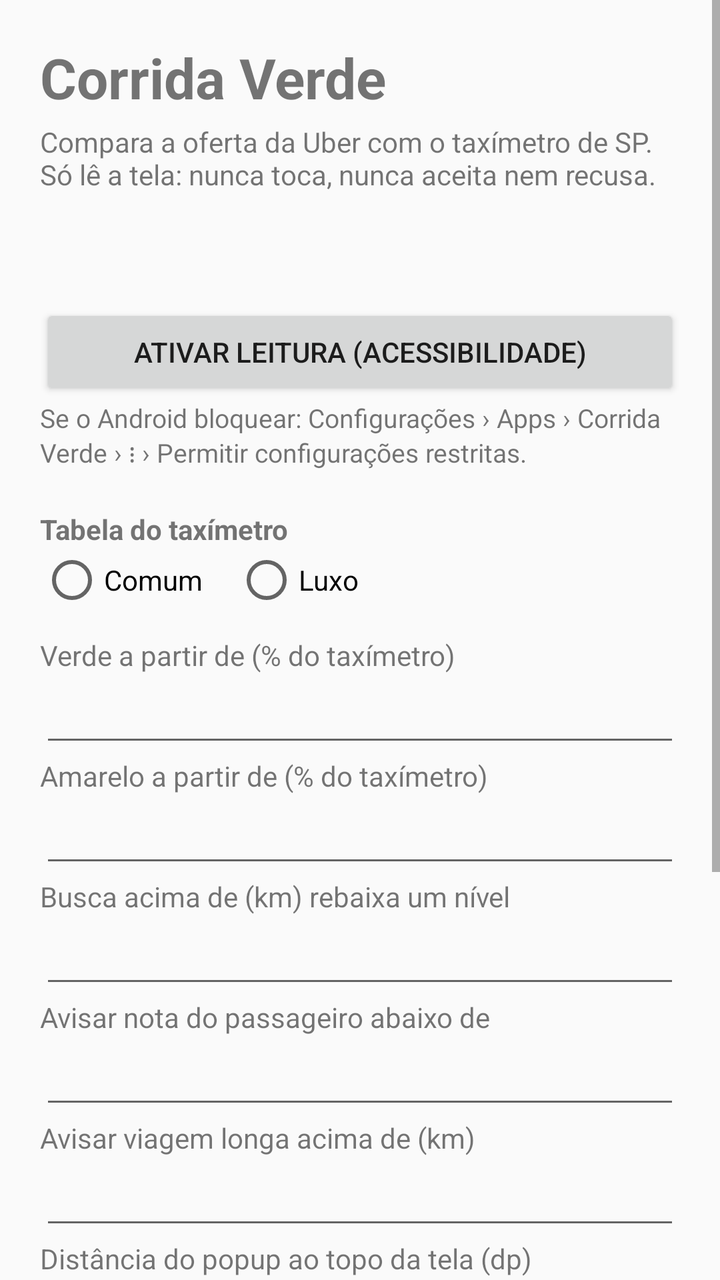
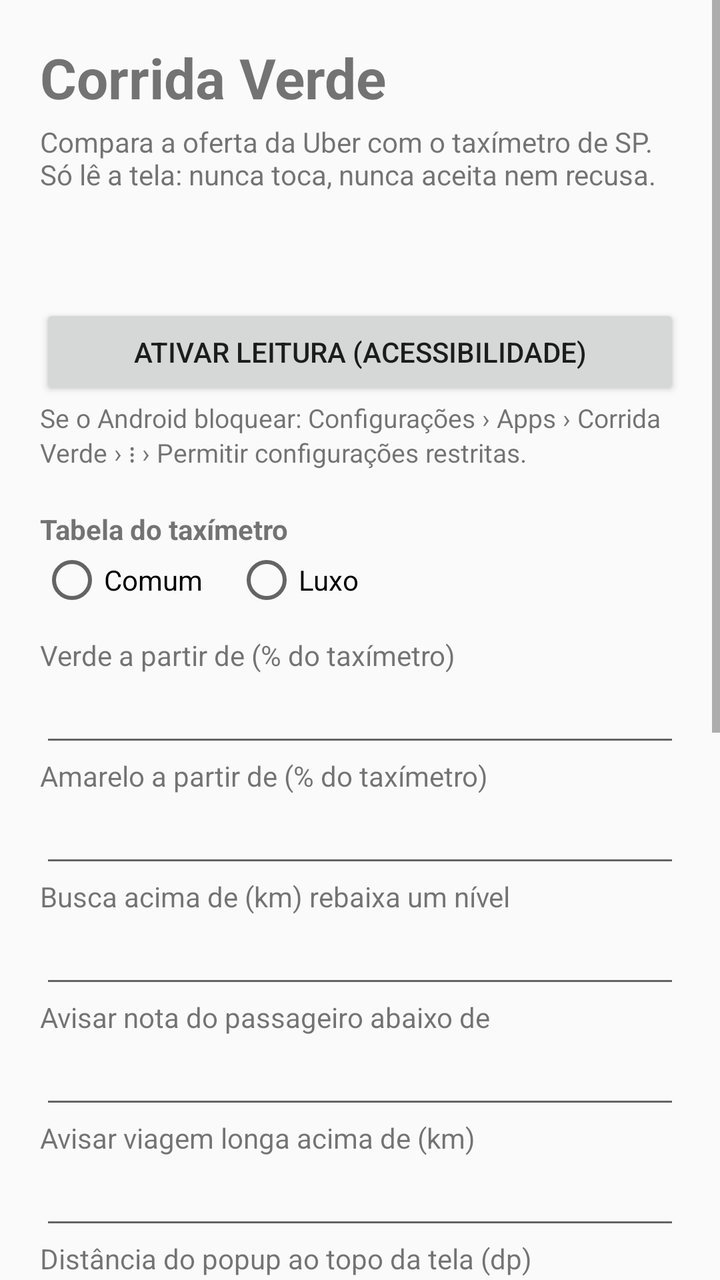

An Android layout rendered at two revisions. The XML below is the earlier revision; the diff shows what the commit changed to produce the second picture.
<!-- AndroidManifest.xml: application theme android:Theme.Material.Light -->
<!-- res/layout/activity_main.xml -->
<?xml version="1.0" encoding="utf-8"?>
<ScrollView xmlns:android="http://schemas.android.com/apk/res/android"
    android:layout_width="match_parent"
    android:layout_height="match_parent"
    android:fitsSystemWindows="true">

    <LinearLayout
        android:layout_width="match_parent"
        android:layout_height="wrap_content"
        android:orientation="vertical"
        android:padding="20dp">

        <TextView
            android:layout_width="wrap_content"
            android:layout_height="wrap_content"
            android:text="Corrida Verde"
            android:textSize="28sp"
            android:textStyle="bold" />

        <TextView
            android:layout_width="wrap_content"
            android:layout_height="wrap_content"
            android:layout_marginTop="4dp"
            android:text="Compara a oferta da Uber com o taxímetro de SP. Só lê a tela: nunca toca, nunca aceita nem recusa." />

        <TextView
            android:id="@+id/status"
            android:layout_width="wrap_content"
            android:layout_height="wrap_content"
            android:layout_marginTop="16dp"
            android:textSize="16sp"
            android:textStyle="bold" />

        <TextView
            android:id="@+id/versao"
            android:layout_width="wrap_content"
            android:layout_height="wrap_content"
            android:textSize="13sp" />

        <Button
            android:id="@+id/ativar"
            android:layout_width="match_parent"
            android:layout_height="wrap_content"
            android:text="Ativar leitura (Acessibilidade)" />

        <TextView
            android:layout_width="wrap_content"
            android:layout_height="wrap_content"
            android:text="Se o Android bloquear: Configurações › Apps › Corrida Verde › ⋮ › Permitir configurações restritas."
            android:textSize="13sp" />

        <TextView
            android:layout_width="wrap_content"
            android:layout_height="wrap_content"
            android:layout_marginTop="20dp"
            android:text="Tabela do taxímetro"
            android:textStyle="bold" />

        <RadioGroup
            android:layout_width="wrap_content"
            android:layout_height="wrap_content"
            android:orientation="horizontal">

            <RadioButton
                android:id="@+id/comum"
                android:layout_width="wrap_content"
                android:layout_height="wrap_content"
                android:text="Comum" />

            <RadioButton
                android:id="@+id/luxo"
                android:layout_width="wrap_content"
                android:layout_height="wrap_content"
                android:layout_marginStart="16dp"
                android:text="Luxo" />
        </RadioGroup>

        <TextView
            android:layout_width="wrap_content"
            android:layout_height="wrap_content"
            android:layout_marginTop="12dp"
            android:text="Verde a partir de (% do taxímetro)" />

        <EditText
            android:id="@+id/limiteVerde"
            android:layout_width="match_parent"
            android:layout_height="wrap_content"
            android:inputType="number" />

        <TextView
            android:layout_width="wrap_content"
            android:layout_height="wrap_content"
            android:text="Amarelo a partir de (% do taxímetro)" />

        <EditText
            android:id="@+id/limiteAmarelo"
            android:layout_width="match_parent"
            android:layout_height="wrap_content"
            android:inputType="number" />

        <TextView
            android:layout_width="wrap_content"
            android:layout_height="wrap_content"
            android:text="Busca acima de (km) rebaixa um nível" />

        <EditText
            android:id="@+id/buscaMax"
            android:layout_width="match_parent"
            android:layout_height="wrap_content"
            android:inputType="numberDecimal" />

        <TextView
            android:layout_width="wrap_content"
            android:layout_height="wrap_content"
            android:text="Avisar nota do passageiro abaixo de" />

        <EditText
            android:id="@+id/notaMinima"
            android:layout_width="match_parent"
            android:layout_height="wrap_content"
            android:inputType="numberDecimal" />

        <TextView
            android:layout_width="wrap_content"
            android:layout_height="wrap_content"
            android:text="Avisar viagem longa acima de (km)" />

        <EditText
            android:id="@+id/viagemLonga"
            android:layout_width="match_parent"
            android:layout_height="wrap_content"
            android:inputType="numberDecimal" />

        <TextView
            android:layout_width="wrap_content"
            android:layout_height="wrap_content"
            android:text="Distância do popup ao topo da tela (dp)" />

        <EditText
            android:id="@+id/posicaoY"
            android:layout_width="match_parent"
            android:layout_height="wrap_content"
            android:inputType="number" />

        <CheckBox
            android:id="@+id/diagnostico"
            android:layout_width="wrap_content"
            android:layout_height="wrap_content"
            android:text="Modo diagnóstico (guarda os textos lidos)" />

        <Button
            android:id="@+id/salvar"
            android:layout_width="match_parent"
            android:layout_height="wrap_content"
            android:layout_marginTop="8dp"
            android:text="Salvar" />

        <Button
            android:id="@+id/testar"
            android:layout_width="match_parent"
            android:layout_height="wrap_content"
            android:text="Testar popup" />

        <TextView
            android:layout_width="wrap_content"
            android:layout_height="wrap_content"
            android:layout_marginTop="20dp"
            android:text="Última leitura (diagnóstico)"
            android:textStyle="bold" />

        <TextView
            android:id="@+id/textoDiagnostico"
            android:layout_width="match_parent"
            android:layout_height="wrap_content"
            android:fontFamily="monospace"
            android:textIsSelectable="true"
            android:textSize="12sp" />

        <Button
            android:id="@+id/compartilhar"
            android:layout_width="match_parent"
            android:layout_height="wrap_content"
            android:text="Enviar diagnóstico" />
    </LinearLayout>
</ScrollView>
<!-- resources referenced by this layout -->
<resources>

</resources>

<!-- the commit's change to res/layout/activity_main.xml (unified diff, before → after) -->
@@ -165,6 +165,32 @@
             android:layout_width="wrap_content"
             android:layout_height="wrap_content"
             android:layout_marginTop="20dp"
+            android:text="Gastos"
+            android:textStyle="bold" />
+
+        <TextView
+            android:layout_width="wrap_content"
+            android:layout_height="wrap_content"
+            android:text="Com a leitura ligada, desça a barra do topo e toque em Registrar gasto na notificação do Corrida Verde. Ex.: “abasteci 120 reais de etanol, 22 litros, tanque cheio, quilometragem 45.320”."
+            android:textSize="13sp" />
+
+        <TextView
+            android:id="@+id/gastosHoje"
+            android:layout_width="wrap_content"
+            android:layout_height="wrap_content"
+            android:layout_marginTop="6dp"
+            android:textSize="16sp" />
+
+        <Button
+            android:id="@+id/registrarGasto"
+            android:layout_width="match_parent"
+            android:layout_height="wrap_content"
+            android:text="Registrar gasto por voz" />
+
+        <TextView
+            android:layout_width="wrap_content"
+            android:layout_height="wrap_content"
+            android:layout_marginTop="20dp"
             android:text="Última leitura (diagnóstico)"
             android:textStyle="bold" />
 
